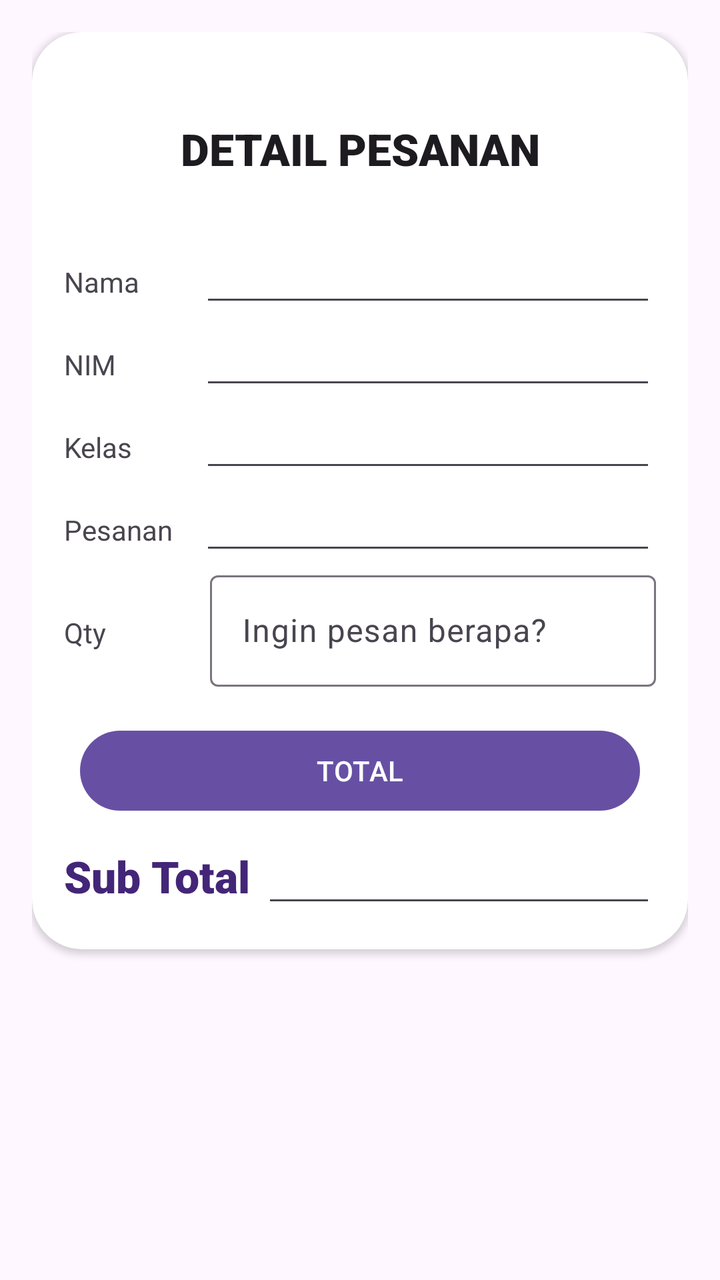
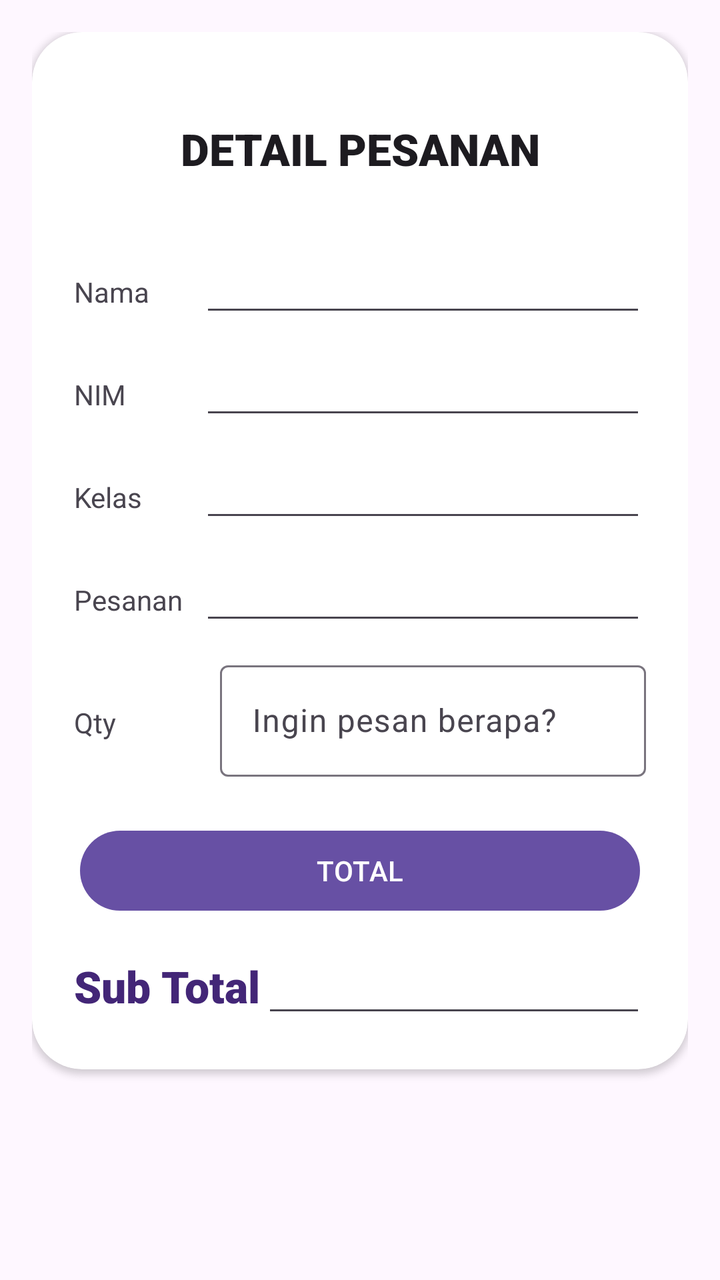

Screens rendered from an Android XML layout before and after an edit, with the pre-edit source and the edit as a unified diff.
<!-- AndroidManifest.xml: application theme Theme.CanteenApp -->
<!-- res/layout/activity_detail_pesanan.xml -->
<?xml version="1.0" encoding="utf-8"?>
<LinearLayout xmlns:android="http://schemas.android.com/apk/res/android"
    xmlns:app="http://schemas.android.com/apk/res-auto"
    xmlns:tools="http://schemas.android.com/tools"
    android:id="@+id/main"
    android:layout_width="match_parent"
    android:layout_height="match_parent"
    android:layout_margin="20dp"
    android:layout_marginTop="30dp"
    android:orientation="vertical"
    android:padding="16dp"
    tools:context=".MainActivity">

    <androidx.cardview.widget.CardView
        android:layout_width="match_parent"
        android:layout_height="wrap_content"
        android:layout_gravity="center"
        android:padding="16dp"
        app:cardCornerRadius="25dp">

        <LinearLayout
            android:layout_width="match_parent"
            android:layout_height="match_parent"
            android:orientation="vertical"
            android:padding="16dp">

            <TextView
                android:id="@+id/textView"
                android:layout_width="match_parent"
                android:layout_height="85dp"
                android:fontFamily="sans-serif-black"
                android:gravity="center"
                android:text="DETAIL PESANAN"
                android:textAppearance="@style/TextAppearance.AppCompat.Large" />

            <LinearLayout
                android:layout_width="match_parent"
                android:layout_height="match_parent"
                android:orientation="horizontal">

                <TextView
                    android:id="@+id/textView4"
                    android:layout_width="50dp"
                    android:layout_height="wrap_content"
                    android:layout_weight="1"
                    android:text="Nama" />

                <EditText
                    android:id="@+id/textNama"
                    android:layout_width="wrap_content"
                    android:layout_height="wrap_content"
                    android:layout_weight="1"
                    android:ems="10"
                    android:gravity="start|top"
                    android:inputType="textMultiLine" />
            </LinearLayout>

            <LinearLayout
                android:layout_width="match_parent"
                android:layout_height="match_parent"
                android:orientation="horizontal">

                <TextView
                    android:id="@+id/textView4"
                    android:layout_width="50dp"
                    android:layout_height="wrap_content"
                    android:layout_weight="1"
                    android:text="NIM" />

                <EditText
                    android:id="@+id/textNim"
                    android:layout_width="wrap_content"
                    android:layout_height="wrap_content"
                    android:layout_weight="1"
                    android:ems="10"
                    android:gravity="start|top"
                    android:inputType="textMultiLine" />
            </LinearLayout>

            <LinearLayout
                android:layout_width="match_parent"
                android:layout_height="wrap_content"
                android:orientation="horizontal">

                <TextView
                    android:id="@+id/textView4"
                    android:layout_width="50dp"
                    android:layout_height="wrap_content"
                    android:layout_weight="1"
                    android:text="Kelas" />

                <EditText
                    android:id="@+id/textKelas"
                    android:layout_width="wrap_content"
                    android:layout_height="wrap_content"
                    android:layout_weight="1"
                    android:ems="10"
                    android:gravity="start|top"
                    android:inputType="textMultiLine" />
            </LinearLayout>

            <LinearLayout
                android:layout_width="match_parent"
                android:layout_height="match_parent"
                android:orientation="horizontal">

                <TextView
                    android:id="@+id/textView4"
                    android:layout_width="50dp"
                    android:layout_height="wrap_content"
                    android:layout_weight="1"
                    android:text="Pesanan" />

                <EditText
                    android:id="@+id/textPesanan"
                    android:layout_width="wrap_content"
                    android:layout_height="wrap_content"
                    android:layout_weight="1"
                    android:ems="10"
                    android:gravity="start|top"
                    android:inputType="textMultiLine" />
            </LinearLayout>

            <LinearLayout
                android:layout_width="match_parent"
                android:layout_height="71dp"
                android:orientation="horizontal">

                <TextView
                    android:id="@+id/textView5"
                    android:layout_width="146dp"
                    android:layout_height="wrap_content"
                    android:layout_weight="1"
                    android:text="Qty" />

                <com.google.android.material.textfield.TextInputLayout
                    android:layout_width="match_parent"
                    android:layout_height="match_parent"
                    android:layout_weight="1">

                    <com.google.android.material.textfield.TextInputEditText
                        android:id="@+id/inputQty"
                        android:layout_width="match_parent"
                        android:layout_height="wrap_content"
                        android:hint="Ingin pesan berapa?" />
                </com.google.android.material.textfield.TextInputLayout>
            </LinearLayout>

            <Button
                android:id="@+id/btnLogin"
                android:layout_width="match_parent"
                android:layout_height="wrap_content"
                android:layout_margin="8dp"
                android:text="TOTAL" />

            <LinearLayout
                android:layout_width="match_parent"
                android:layout_height="wrap_content"
                android:orientation="horizontal">

                <TextView
                    android:id="@+id/textView6"
                    android:layout_width="112dp"
                    android:layout_height="wrap_content"
                    android:layout_weight="1"
                    android:fontFamily="sans-serif-black"
                    android:text="Sub Total"
                    android:textAppearance="@style/TextAppearance.AppCompat.Large"
                    android:textColor="#432677" />

                <EditText
                    android:id="@+id/textTotal"
                    android:layout_width="wrap_content"
                    android:layout_height="wrap_content"
                    android:layout_weight="1"
                    android:ems="10"
                    android:fontFamily="sans-serif-black"
                    android:gravity="start|top"
                    android:inputType="textMultiLine"
                    android:textColor="#FF0000" />
            </LinearLayout>
        </LinearLayout>

    </androidx.cardview.widget.CardView>
</LinearLayout>
<!-- resources referenced by this layout -->
<resources>
  <style name="Theme.CanteenApp" parent="Base.Theme.CanteenApp" />
  <style name="Base.Theme.CanteenApp" parent="Theme.Material3.DayNight.NoActionBar">
          
          
      </style>
</resources>

<!-- the commit's change to res/layout/activity_detail_pesanan.xml (unified diff, before → after) -->
@@ -36,6 +36,7 @@
             <LinearLayout
                 android:layout_width="match_parent"
                 android:layout_height="match_parent"
+                android:layout_margin="5dp"
                 android:orientation="horizontal">
 
                 <TextView
@@ -58,6 +59,7 @@
             <LinearLayout
                 android:layout_width="match_parent"
                 android:layout_height="match_parent"
+                android:layout_margin="5dp"
                 android:orientation="horizontal">
 
                 <TextView
@@ -80,6 +82,7 @@
             <LinearLayout
                 android:layout_width="match_parent"
                 android:layout_height="wrap_content"
+                android:layout_margin="5dp"
                 android:orientation="horizontal">
 
                 <TextView
@@ -102,6 +105,7 @@
             <LinearLayout
                 android:layout_width="match_parent"
                 android:layout_height="match_parent"
+                android:layout_margin="5dp"
                 android:orientation="horizontal">
 
                 <TextView
@@ -124,6 +128,7 @@
             <LinearLayout
                 android:layout_width="match_parent"
                 android:layout_height="71dp"
+                android:layout_margin="5dp"
                 android:orientation="horizontal">
 
                 <TextView
@@ -156,6 +161,7 @@
             <LinearLayout
                 android:layout_width="match_parent"
                 android:layout_height="wrap_content"
+                android:layout_margin="5dp"
                 android:orientation="horizontal">
 
                 <TextView
